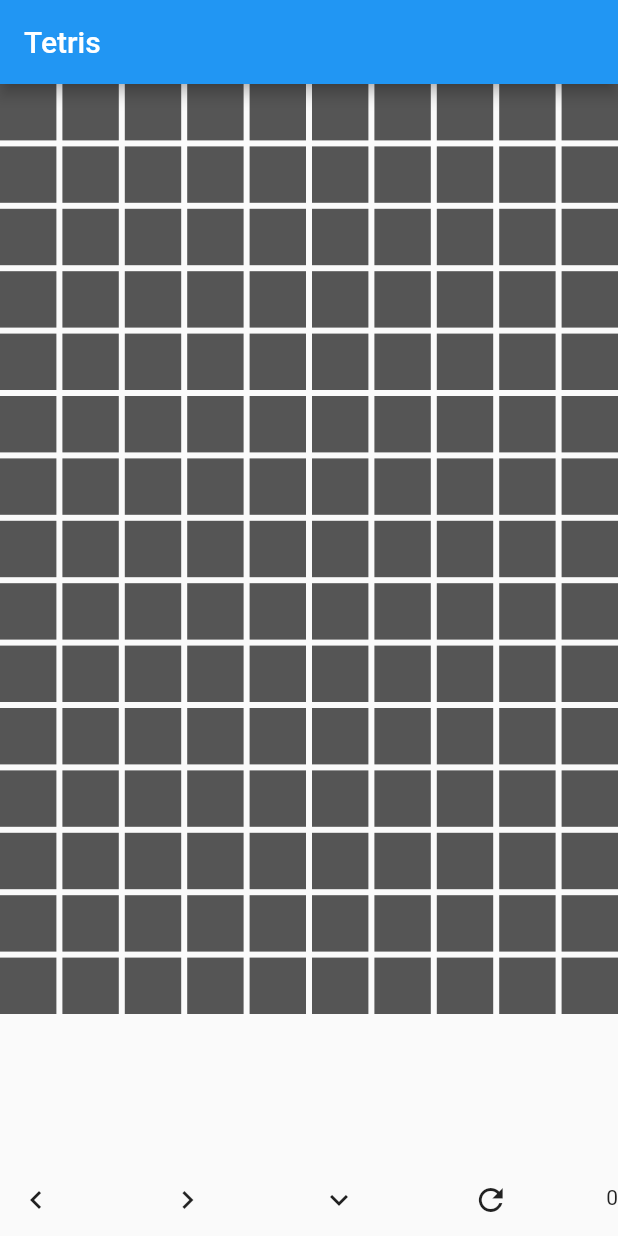
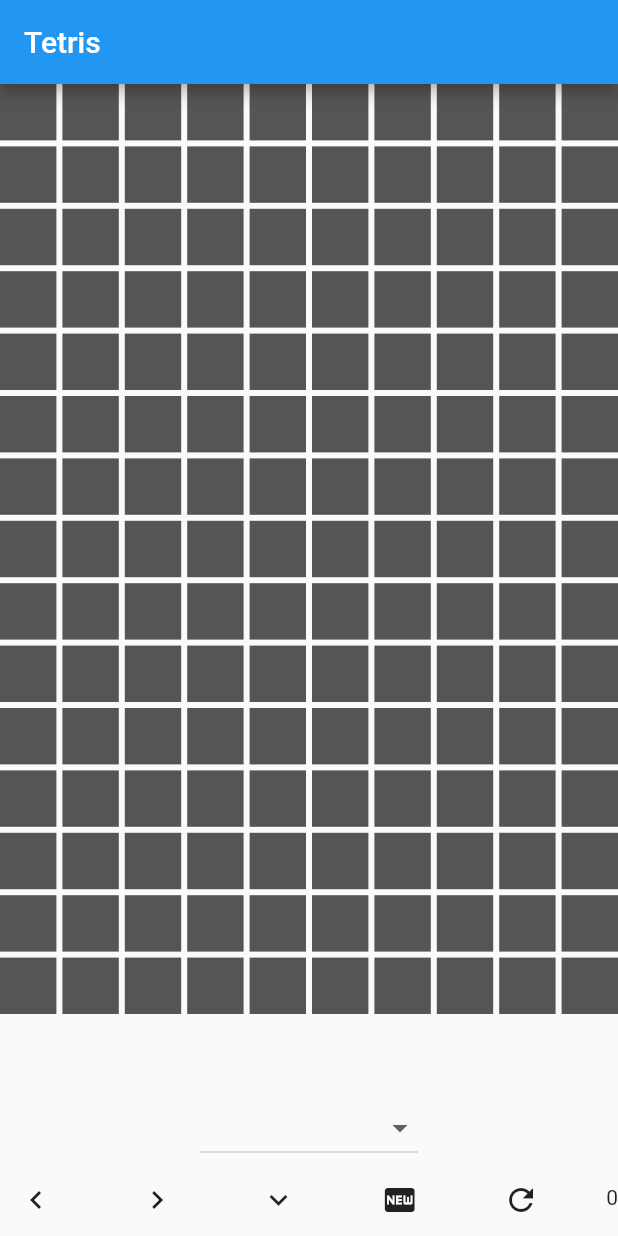
Before and after one commit to TTTiNNNy/tetris, a Flutter app: the screen it shows after launch, after a tap on the "refresh" icon, on a phone screen of 412 x 824 dp. Run offline on Flutter 3.47's test engine with Material 2 defaults, Android fonts, the phone set to English and light mode, and no system bars.

Commit message:
add test button for creating figures

```diff
--- a/lib/play_field.dart
+++ b/lib/play_field.dart
@@ -14,7 +14,7 @@ class PlayForm extends StatefulWidget
 
   static const  width = 10;
   static const height = 15;
-  PlayForm({Key key,}) : super(key: key);
+  PlayForm({required Key key,}) : super(key: key);
 
   @override
   State<StatefulWidget> createState() => PlayField();
@@ -25,7 +25,8 @@ class PlayField extends State<PlayForm>
 
   GlobalKey last_key = GlobalKey();
   int _count = 0;
-  StatefulWidget wg ;
+
+  void SetCurFigure(formFigure? newValue) {setState(() {this.widget.field_model.curFigure = newValue!;});}
 
   @override
   Widget build(BuildContext context)
@@ -59,7 +60,24 @@ class PlayField extends State<PlayForm>
                 return cont;
               }
             )),//,
+            DropdownButton<formFigure>(items: <String>["square", "brokenLine", "brokenLineMirror", "straightLine", "pile", "lightning", "lightningMirror"]
+                .map<DropdownMenuItem<formFigure>>((String value)
+            {
+              formFigure val = formFigure.square;
+              switch (value)
+              {
+                case "square":{val = formFigure.square; break;}
+                case "brokenLine":{val = formFigure.brokenLine; break;}
+                case "brokenLineMirror":{val = formFigure.brokenLineMirror; break;}
+                case "straightLine":{val = formFigure.straightLine; break;}
+                case "pile":{val = formFigure.pile; break;}
+                case "lightning":{val = formFigure.lightning; break;}
+                case "lightningMirror":{val = formFigure.lightningMirror; break;}
+              }
 
+              return DropdownMenuItem<formFigure>(value: val, child: Text(value));
+            }).toList()
+              ,    onChanged: SetCurFigure),
             GamePanelControl(this.widget.field_model)
   ]
     );
@@ -87,7 +105,22 @@ class GamePanelControl extends StatelessWidget
         IconButton(onPressed: () {panel.ShiftActiveFigure(shiftDirection.left);}, icon: Icon(Icons.keyboard_arrow_left), ),
         IconButton(onPressed: () {panel.ShiftActiveFigure(shiftDirection.right);}, icon: Icon(Icons.keyboard_arrow_right),),
         IconButton(onPressed: () {panel.ShiftActiveFigure(shiftDirection.bottom);}, icon: Icon(Icons.keyboard_arrow_down),),
-        Container (child: IconButton (onPressed: () { panel.CreateRect(); },icon: Icon(Icons.refresh))),
+        IconButton(onPressed: ()
+          {
+            switch (panel.curFigure)
+            {
+              case formFigure.square:{panel.CreateFigure(formFigure.square); break;}
+              case formFigure.brokenLine:{panel.CreateFigure(formFigure.brokenLine); break;}
+              case formFigure.brokenLineMirror:{panel.CreateFigure(formFigure.brokenLineMirror); break;}
+              case formFigure.straightLine:{panel.CreateFigure(formFigure.straightLine); break;}
+              case formFigure.pile:{panel.CreateFigure(formFigure.pile); break;}
+              case formFigure.lightning:{panel.CreateFigure(formFigure.lightning); break;}
+              case formFigure.lightningMirror:{panel.CreateFigure(formFigure.lightningMirror); break;}
+            }
+          },
+          icon: Icon(Icons.fiber_new),),
+
+        Container (child: IconButton (onPressed: () { panel.RotateActiveFigure()  ; },icon: Icon(Icons.refresh))),
         Container(height: 20,child: Text("0")),
       ],
     );
```
